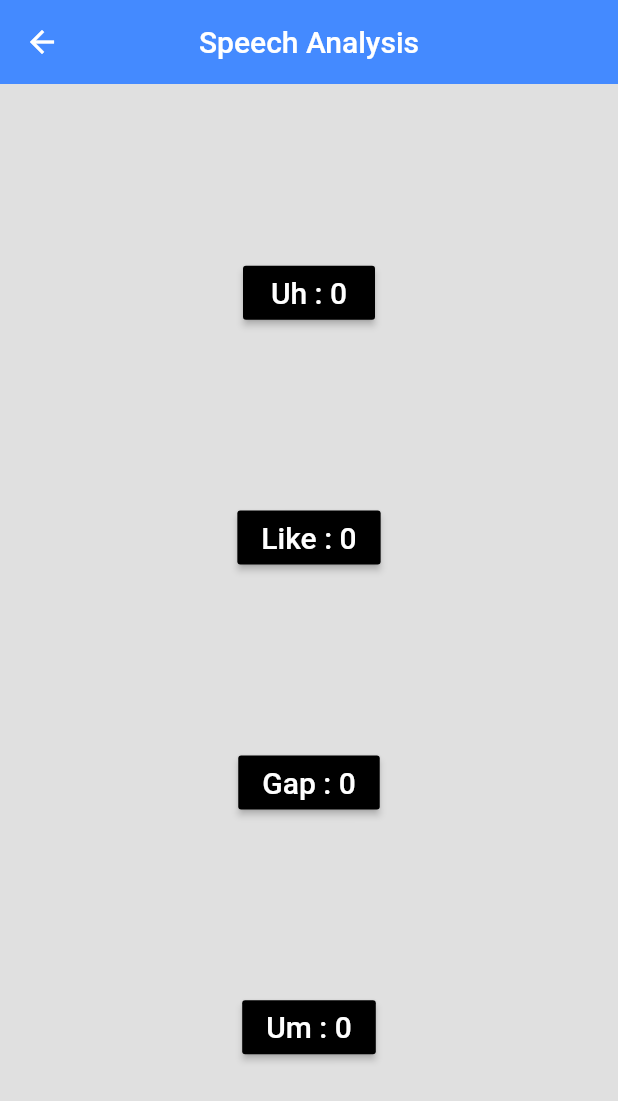
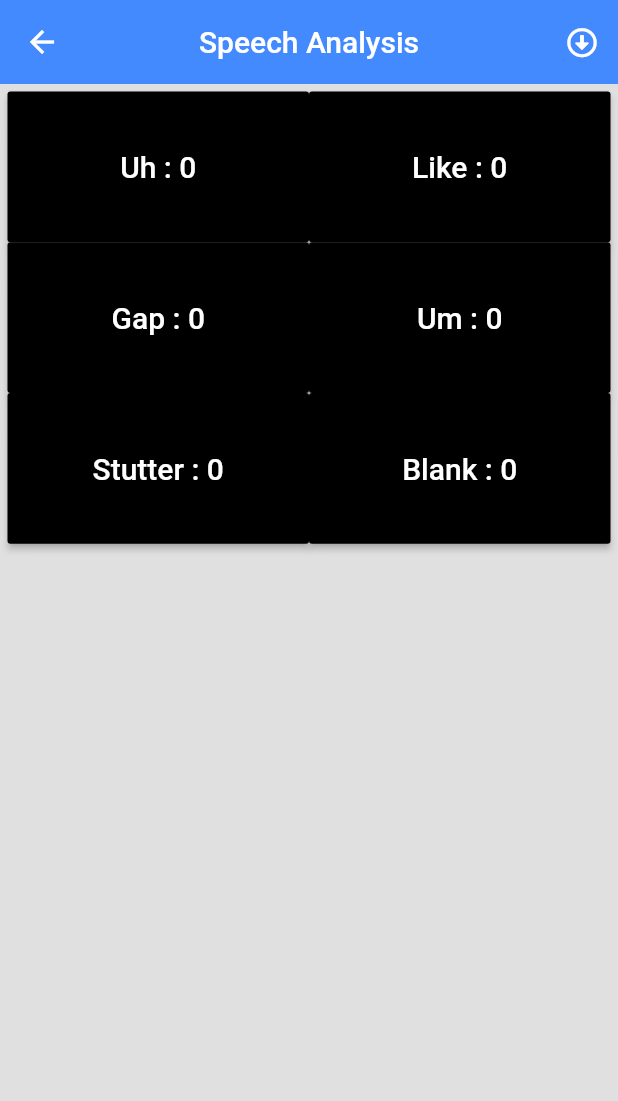
Before and after one commit to neelbhandari6/trial_app, a Flutter app: the Speech screen opened by its route, on a phone screen of 412 x 824 dp. Shown: the top 1101 px of the screen. Run offline on Flutter 3.47's test engine with Material 2 defaults, Android fonts, the phone set to English and light mode, and no system bars; our stand-ins replace charts_flutter, font_awesome_flutter, google_sign_in.

```diff
--- a/lib/pages/speech_analysis.dart
+++ b/lib/pages/speech_analysis.dart
@@ -1,8 +1,15 @@
 import 'package:flutter/material.dart';
+import 'package:font_awesome_flutter/font_awesome_flutter.dart';
+import 'package:trial_app/pages/chart_vis.dart';
+import 'package:charts_flutter/flutter.dart' as charts;
+import 'package:trial_app/pages/chart_series.dart';
+
 int um_counter=0;
-int gap_counter=0;
+var gap_counter=0;
 int uh_counter=0;
 int like_counter=0;
+int stut_counter=0;
+int blank;
 class Speech extends StatefulWidget {
   @override
   _SpeechState createState() => _SpeechState();
@@ -18,9 +25,16 @@ class _SpeechState extends State<Speech> {
     gap_counter=0;
     uh_counter=0;
     like_counter=0;
+    stut_counter=0;
+    blank =0 ;
   }
+  double _crossAxisSpacing = 8, _mainAxisSpacing = 12, _aspectRatio = 2;
+  int _crossAxisCount = 2;
   @override
   Widget build(BuildContext context) {
+    double screenWidth = MediaQuery.of(context).size.width;
+    var width = (screenWidth ) / _crossAxisCount;
+    var height = width / _aspectRatio;
     return Scaffold(
       backgroundColor: Colors.grey[300],
       appBar: AppBar(
@@ -28,10 +42,24 @@ class _SpeechState extends State<Speech> {
         centerTitle: true,
         backgroundColor: Colors.blueAccent,
         elevation:0,
+        actions: <Widget>[
+          IconButton(
+            icon: Icon(
+              FontAwesomeIcons.arrowAltCircleDown,
+              size: 20.0,
+              color: Colors.white,
             ),
-      body: Center(
-        child: Column(
-          mainAxisAlignment: MainAxisAlignment.spaceEvenly,
+            onPressed: (){
+              Navigator.of(context).pushNamed("/visual");
+            },
+          ),
+        ],
+      ),
+      body: Padding(
+        padding : EdgeInsets.all(5),
+        child: GridView.count(
+          childAspectRatio: width/height,
+          crossAxisCount: 2,
           children: <Widget>[
             RaisedButton(
                   onPressed: () {
@@ -60,7 +88,6 @@ class _SpeechState extends State<Speech> {
                 style: new TextStyle(fontSize: 20.0, color: Colors.white),
               ),
             ),
-
             RaisedButton(
               onPressed: () {
                 setState(() {
@@ -74,6 +101,7 @@ class _SpeechState extends State<Speech> {
                 style: new TextStyle(fontSize: 20.0, color: Colors.white),
               ),
             ),
+
             RaisedButton(
               onPressed: () {
                 setState(() {
@@ -87,6 +115,32 @@ class _SpeechState extends State<Speech> {
                 style: new TextStyle(fontSize: 20.0, color: Colors.white),
               ),
             ),
+            RaisedButton(
+              onPressed: () {
+                setState(() {
+                  stut_counter+=1;
+                });
+              },
+              splashColor: Colors.blueAccent,
+              color: Colors.black,
+              child: Text(
+                "Stutter : $stut_counter",
+                style: new TextStyle(fontSize: 20.0, color: Colors.white),
+              ),
+            ),
+            RaisedButton(
+              onPressed: () {
+                setState(() {
+                  blank+=1;
+                });
+              },
+              splashColor: Colors.blueAccent,
+              color: Colors.black,
+              child: Text(
+                "Blank : $blank",
+                style: new TextStyle(fontSize: 20.0, color: Colors.white),
+              ),
+            ),
 
           ],
         ),
--- a/pubspec.yaml
+++ b/pubspec.yaml
@@ -28,6 +28,10 @@ dependencies:
   # The following adds the Cupertino Icons font to your application.
   # Use with the CupertinoIcons class for iOS style icons.
   cupertino_icons: ^0.1.3
+  charts_flutter: ^0.9.0
+  firebase_auth: ^0.16.1
+  google_sign_in: ^4.5.1
+  font_awesome_flutter: ^8.2.0
 
 dev_dependencies:
   flutter_test:
```
Also changed, not shown: lib/main.dart (+5 -2 lines), lib/pages/chart_series.dart (added, +42 -0 lines), lib/pages/chart_vis.dart (added, +13 -0 lines), lib/pages/home.dart (+68 -38 lines), pubspec.lock, 6 other files. Lines whose indentation alone changed are shown as unchanged.
